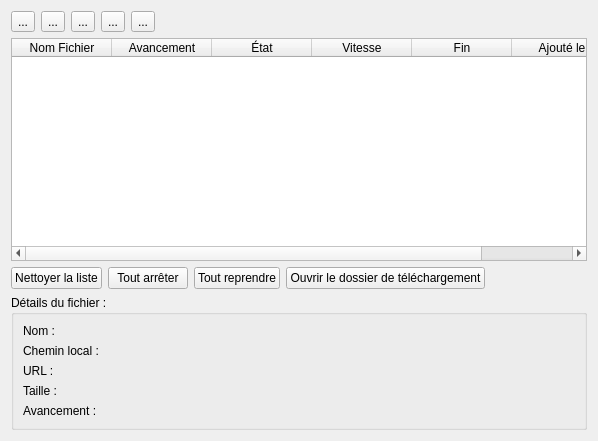
MaximeCheramy/pyrex, file ui/downloads.ui: the form before one commit.
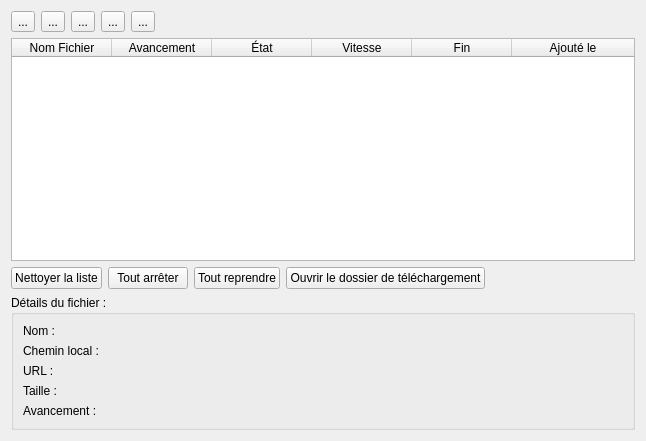
The form after the commit. Icons and pictures are not drawn.

Commit message: Ajout des boutons pause/resume

What changed in the file:
```diff
--- a/ui/downloads.ui
+++ b/ui/downloads.ui
@@ -6,7 +6,7 @@
    <rect>
     <x>0</x>
     <y>0</y>
-    <width>598</width>
+    <width>646</width>
     <height>441</height>
    </rect>
   </property>
```
Left out of the diff: 17 changed lines with no effect on the pictures. The commit also changes 2 other files.
